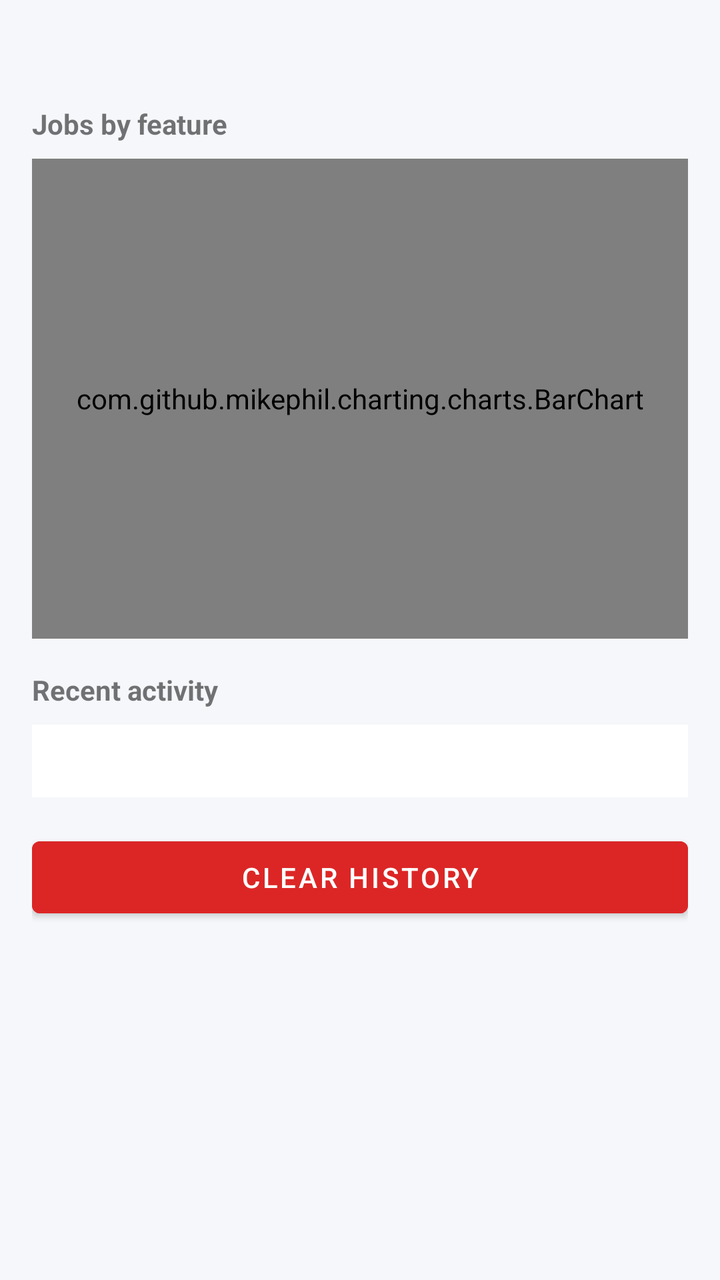
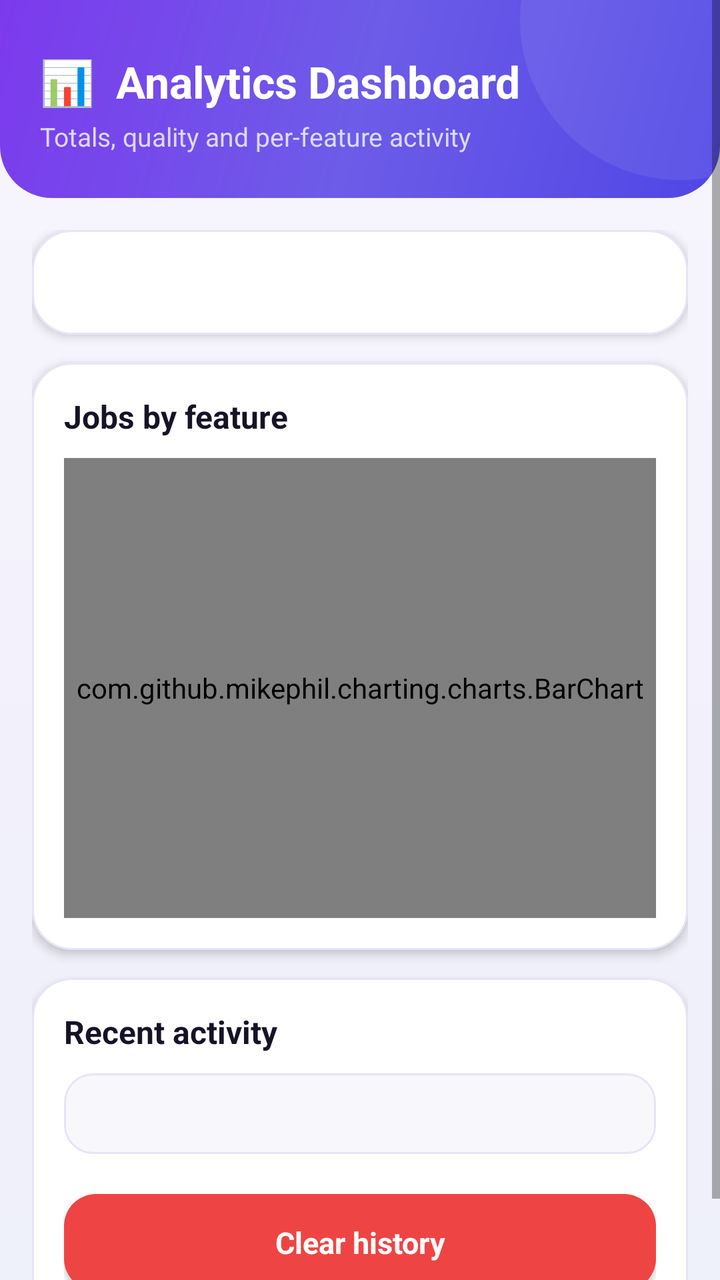

Compare the two renders of this Android layout. The source of the first and the diff that turns it into the second are given below.
<!-- AndroidManifest.xml: application theme Theme.DataToolkit -->
<!-- res/layout/activity_dashboard.xml -->
<?xml version="1.0" encoding="utf-8"?>
<ScrollView xmlns:android="http://schemas.android.com/apk/res/android"
    android:layout_width="match_parent"
    android:layout_height="match_parent"
    android:background="@color/background">

    <LinearLayout
        android:layout_width="match_parent"
        android:layout_height="wrap_content"
        android:orientation="vertical"
        android:padding="16dp">

        <TextView
            android:id="@+id/tvSummary"
            android:layout_width="match_parent"
            android:layout_height="wrap_content"
            android:textColor="@color/text_primary"
            android:textSize="15sp"
            android:lineSpacingExtra="4dp" />

        <TextView
            android:layout_width="wrap_content"
            android:layout_height="wrap_content"
            android:layout_marginTop="16dp"
            android:text="Jobs by feature"
            android:textStyle="bold" />

        <com.github.mikephil.charting.charts.BarChart
            android:id="@+id/barChart"
            android:layout_width="match_parent"
            android:layout_height="240dp"
            android:layout_marginTop="8dp" />

        <TextView
            android:layout_width="wrap_content"
            android:layout_height="wrap_content"
            android:layout_marginTop="16dp"
            android:text="Recent activity"
            android:textStyle="bold" />

        <TextView
            android:id="@+id/tvRecent"
            android:layout_width="match_parent"
            android:layout_height="wrap_content"
            android:layout_marginTop="8dp"
            android:background="@color/surface"
            android:fontFamily="monospace"
            android:padding="10dp"
            android:textSize="12sp" />

        <com.google.android.material.button.MaterialButton
            android:id="@+id/btnClear"
            android:layout_width="match_parent"
            android:layout_height="wrap_content"
            android:layout_marginTop="16dp"
            android:backgroundTint="@color/error"
            android:text="Clear history" />

    </LinearLayout>
</ScrollView>
<!-- resources referenced by this layout -->
<resources>
  <color name="background">#F5F7FA</color>
  <color name="error">#DC2626</color>
  <color name="text_primary">#1A1A1A</color>
  <style name="Theme.DataToolkit" parent="Theme.MaterialComponents.DayNight.NoActionBar">
          <item name="colorPrimary">@color/primary</item>
          <item name="colorPrimaryDark">@color/primary_dark</item>
          <item name="colorAccent">@color/accent</item>
          <item name="android:windowBackground">@color/background</item>
          <item name="android:statusBarColor">@color/primary_dark</item>
      </style>
  <color name="primary">#1E3A8A</color>
  <color name="primary_dark">#152A63</color>
  <!-- unchanged entries left out for length: 2 -->
</resources>

<!-- the commit's change to res/layout/activity_dashboard.xml (unified diff, before → after) -->
@@ -2,59 +2,86 @@
 <ScrollView xmlns:android="http://schemas.android.com/apk/res/android"
     android:layout_width="match_parent"
     android:layout_height="match_parent"
-    android:background="@color/background">
+    android:clipToPadding="false">
 
     <LinearLayout
         android:layout_width="match_parent"
         android:layout_height="wrap_content"
-        android:orientation="vertical"
-        android:padding="16dp">
+        android:orientation="vertical">
 
-        <TextView
-            android:id="@+id/tvSummary"
+        <FrameLayout
             android:layout_width="match_parent"
             android:layout_height="wrap_content"
-            android:textColor="@color/text_primary"
-            android:textSize="15sp"
-            android:lineSpacingExtra="4dp" />
+            android:background="@drawable/bg_header_flat"
+            android:paddingStart="20dp" android:paddingEnd="20dp"
+            android:paddingTop="26dp" android:paddingBottom="22dp">
+            <LinearLayout android:layout_width="match_parent" android:layout_height="wrap_content" android:orientation="vertical">
+                <TextView android:layout_width="wrap_content" android:layout_height="wrap_content"
+                    android:text="📊  Analytics Dashboard" android:textColor="@color/text_on_primary" android:textSize="22sp" android:textStyle="bold" />
+                <TextView android:layout_width="wrap_content" android:layout_height="wrap_content" android:layout_marginTop="4dp"
+                    android:text="Totals, quality and per-feature activity" android:textColor="@color/text_on_primary_muted" android:textSize="13sp" />
+            </LinearLayout>
+        </FrameLayout>
 
-        <TextView
-            android:layout_width="wrap_content"
-            android:layout_height="wrap_content"
-            android:layout_marginTop="16dp"
-            android:text="Jobs by feature"
-            android:textStyle="bold" />
-
-        <com.github.mikephil.charting.charts.BarChart
-            android:id="@+id/barChart"
-            android:layout_width="match_parent"
-            android:layout_height="240dp"
-            android:layout_marginTop="8dp" />
-
-        <TextView
-            android:layout_width="wrap_content"
-            android:layout_height="wrap_content"
-            android:layout_marginTop="16dp"
-            android:text="Recent activity"
-            android:textStyle="bold" />
-
-        <TextView
-            android:id="@+id/tvRecent"
+        <LinearLayout
             android:layout_width="match_parent"
             android:layout_height="wrap_content"
-            android:layout_marginTop="8dp"
-            android:background="@color/surface"
-            android:fontFamily="monospace"
-            android:padding="10dp"
-            android:textSize="12sp" />
+            android:orientation="vertical"
+            android:padding="16dp">
 
-        <com.google.android.material.button.MaterialButton
-            android:id="@+id/btnClear"
-            android:layout_width="match_parent"
-            android:layout_height="wrap_content"
-            android:layout_marginTop="16dp"
-            android:backgroundTint="@color/error"
-            android:text="Clear history" />
+            <com.google.android.material.card.MaterialCardView style="@style/Widget.App.Card" android:layout_width="match_parent" android:layout_height="wrap_content" android:layout_marginBottom="14dp">
+                <TextView
+                    android:id="@+id/tvSummary"
+                    android:layout_width="match_parent"
+                    android:layout_height="wrap_content"
+                    android:textColor="@color/text_primary"
+                    android:textSize="15sp"
+                    android:lineSpacingExtra="4dp" />
+            </com.google.android.material.card.MaterialCardView>
 
+            <com.google.android.material.card.MaterialCardView style="@style/Widget.App.Card" android:layout_width="match_parent" android:layout_height="wrap_content" android:layout_marginBottom="14dp">
+                <LinearLayout android:layout_width="match_parent" android:layout_height="wrap_content" android:orientation="vertical">
+                    <TextView
+                        android:layout_width="wrap_content"
+                        android:layout_height="wrap_content"
+                        android:text="Jobs by feature"
+                        android:textAppearance="@style/TextAppearance.App.SectionTitle" />
+
+                    <com.github.mikephil.charting.charts.BarChart
+                        android:id="@+id/barChart"
+                        android:layout_width="match_parent"
+                        android:layout_height="230dp"
+                        android:layout_marginTop="10dp" />
+                </LinearLayout>
+            </com.google.android.material.card.MaterialCardView>
+
+            <com.google.android.material.card.MaterialCardView style="@style/Widget.App.Card" android:layout_width="match_parent" android:layout_height="wrap_content">
+                <LinearLayout android:layout_width="match_parent" android:layout_height="wrap_content" android:orientation="vertical">
+                    <TextView
+                        android:layout_width="wrap_content"
+                        android:layout_height="wrap_content"
+                        android:text="Recent activity"
+                        android:textAppearance="@style/TextAppearance.App.SectionTitle" />
+
+                    <TextView
+                        android:id="@+id/tvRecent"
+                        android:layout_width="match_parent"
+                        android:layout_height="wrap_content"
+                        android:layout_marginTop="10dp"
+                        android:background="@drawable/bg_input_field"
+                        android:fontFamily="monospace"
+                        android:textSize="12sp" />
+
+                    <com.google.android.material.button.MaterialButton
+                        android:id="@+id/btnClear"
+                        style="@style/Widget.App.Button.Danger"
+                        android:layout_width="match_parent"
+                        android:layout_height="wrap_content"
+                        android:layout_marginTop="14dp"
+                        android:text="Clear history" />
+                </LinearLayout>
+            </com.google.android.material.card.MaterialCardView>
+
+        </LinearLayout>
     </LinearLayout>
 </ScrollView>
<!-- resource entries referenced after the edit -->
@@ -1,17 +1,105 @@
 <!-- resources referenced by this layout -->
 <resources>
-  <color name="background">#F5F7FA</color>
-  <color name="error">#DC2626</color>
-  <color name="text_primary">#1A1A1A</color>
+  <color name="text_on_primary">#FFFFFF</color>
+  <color name="text_on_primary_muted">#DCD9FB</color>
+  <color name="background">#F3F1FB</color>
+  <color name="ripple_on_primary">#33FFFFFF</color>
+  <color name="error">#EF4444</color>
+  <color name="icon_chip_bg">#EDE9FE</color>
+  <color name="text_primary">#161327</color>
+  <!-- drawable bg_header_flat (drawable) -->
+  <?xml version="1.0" encoding="utf-8"?>
+  <layer-list xmlns:android="http://schemas.android.com/apk/res/android">
+      <item>
+          <shape android:shape="rectangle">
+              <corners android:bottomLeftRadius="26dp" android:bottomRightRadius="26dp" />
+              <gradient
+                  android:type="linear"
+                  android:angle="135"
+                  android:startColor="@color/gradient_start"
+                  android:centerColor="@color/gradient_mid"
+                  android:endColor="@color/gradient_end" />
+          </shape>
+      </item>
+      <item android:gravity="top|end" android:width="160dp" android:height="160dp" android:top="-70dp" android:end="-60dp">
+          <shape android:shape="oval">
+              <solid android:color="#14FFFFFF" />
+          </shape>
+      </item>
+  </layer-list>
+  <!-- drawable bg_input_field (drawable) -->
+  <?xml version="1.0" encoding="utf-8"?>
+  <shape xmlns:android="http://schemas.android.com/apk/res/android" android:shape="rectangle">
+      <solid android:color="@color/surface_muted" />
+      <stroke android:width="1dp" android:color="@color/stroke" />
+      <corners android:radius="14dp" />
+      <padding android:left="12dp" android:top="12dp" android:right="12dp" android:bottom="12dp" />
+  </shape>
+  <style name="TextAppearance.App.SectionTitle">
+          <item name="android:textColor">@color/text_primary</item>
+          <item name="android:textStyle">bold</item>
+          <item name="android:textSize">16sp</item>
+      </style>
+  <style name="Widget.App.Button.Danger" parent="Widget.App.Button.Primary">
+          <item name="backgroundTint">@color/error</item>
+      </style>
+  <style name="Widget.App.Card" parent="Widget.MaterialComponents.CardView">
+          <item name="cardCornerRadius">20dp</item>
+          <item name="cardElevation">3dp</item>
+          <item name="cardBackgroundColor">@color/surface</item>
+          <item name="strokeColor">@color/stroke</item>
+          <item name="strokeWidth">1dp</item>
+          <item name="contentPadding">16dp</item>
+          <item name="rippleColor">@color/icon_chip_bg</item>
+      </style>
   <style name="Theme.DataToolkit" parent="Theme.MaterialComponents.DayNight.NoActionBar">
           <item name="colorPrimary">@color/primary</item>
           <item name="colorPrimaryDark">@color/primary_dark</item>
+          <item name="colorPrimaryVariant">@color/secondary</item>
           <item name="colorAccent">@color/accent</item>
-          <item name="android:windowBackground">@color/background</item>
-          <item name="android:statusBarColor">@color/primary_dark</item>
+          <item name="colorSecondary">@color/secondary</item>
+          <item name="colorOnPrimary">@color/text_on_primary</item>
+          <item name="android:windowBackground">@drawable/bg_app_gradient</item>
+          <item name="android:statusBarColor">@color/gradient_start</item>
+          <item name="android:navigationBarColor">@color/background</item>
+          <item name="android:windowLightStatusBar" tools:targetApi="23">false</item>
+          <item name="materialButtonStyle">@style/Widget.App.Button.Primary</item>
+          <item name="android:fontFamily">sans-serif</item>
       </style>
-  <color name="primary">#1E3A8A</color>
-  <color name="primary_dark">#152A63</color>
+  <color name="gradient_start">#4F46E5</color>
+  <color name="gradient_mid">#6D5CE8</color>
+  <color name="gradient_end">#7C3AED</color>
+  <color name="surface_muted">#F7F7FC</color>
+  <color name="stroke">#E7E4F7</color>
+  <style name="Widget.App.Button.Primary" parent="Widget.MaterialComponents.Button">
+          <item name="backgroundTint">@color/primary</item>
+          <item name="cornerRadius">16dp</item>
+          <item name="android:textAllCaps">false</item>
+          <item name="android:textStyle">bold</item>
+          <item name="android:textSize">15sp</item>
+          <item name="android:letterSpacing">0</item>
+          <item name="android:paddingTop">14dp</item>
+          <item name="android:paddingBottom">14dp</item>
+          <item name="rippleColor">@color/ripple_on_primary</item>
+          <item name="elevation">2dp</item>
+      </style>
+  <color name="primary">#4F46E5</color>
+  <color name="primary_dark">#3730A3</color>
+  <color name="secondary">#7C3AED</color>
+  <!-- drawable bg_app_gradient (drawable) -->
+  <?xml version="1.0" encoding="utf-8"?>
+  <layer-list xmlns:android="http://schemas.android.com/apk/res/android">
+      <item>
+          <shape android:shape="rectangle">
+              <gradient
+                  android:type="linear"
+                  android:angle="90"
+                  android:startColor="#EEF0FA"
+                  android:centerColor="#F3F1FB"
+                  android:endColor="#F7F5FC" />
+          </shape>
+      </item>
+  </layer-list>
   <!-- unchanged entries left out for length: 2 -->
 </resources>
 
